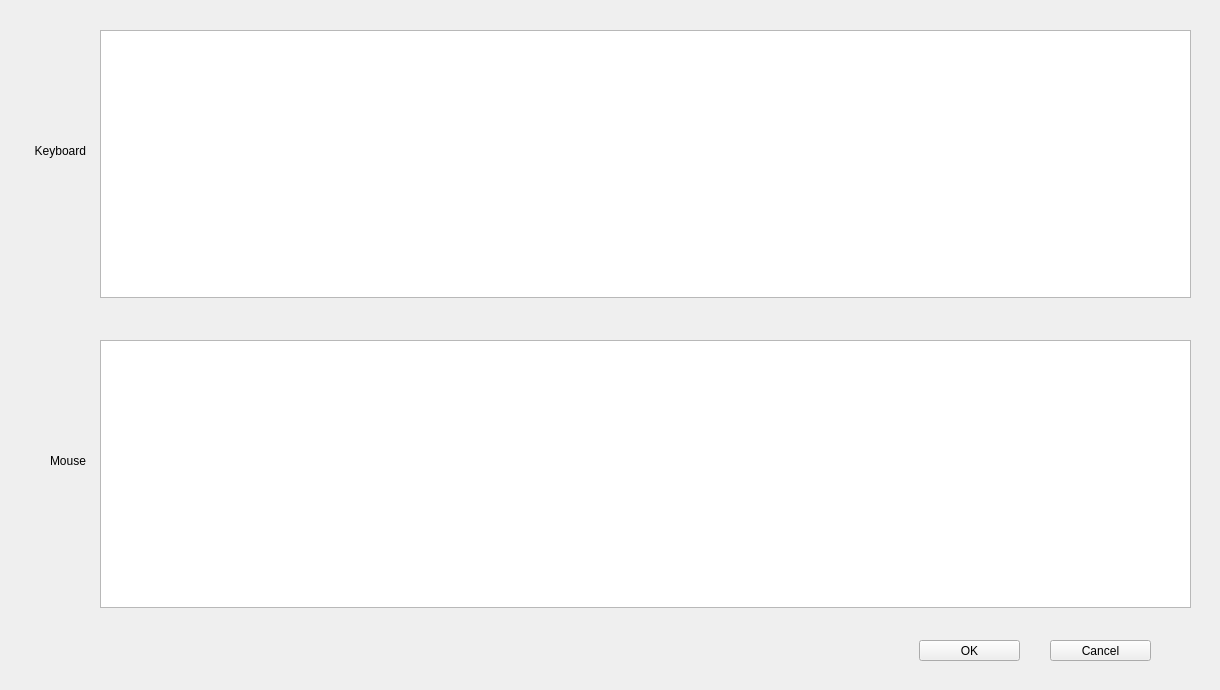
Zalafina/QKeyMapper, file QKeyMapper/qinputdevicelistwindow.ui: the form before one commit.
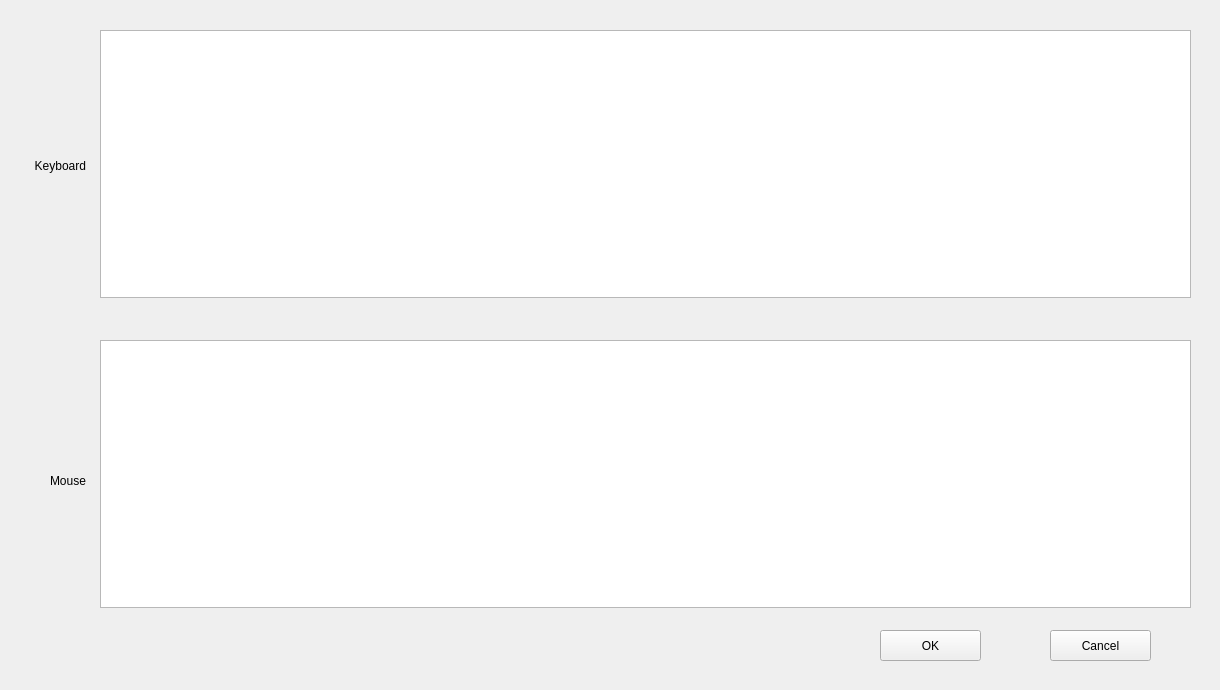
The form after the commit.

```diff
--- a/QKeyMapper/qinputdevicelistwindow.ui
+++ b/QKeyMapper/qinputdevicelistwindow.ui
@@ -19,10 +19,10 @@
   <widget class="QPushButton" name="confirmButton">
    <property name="geometry">
     <rect>
-     <x>919</x>
-     <y>640</y>
+     <x>880</x>
+     <y>630</y>
      <width>101</width>
-     <height>21</height>
+     <height>31</height>
     </rect>
    </property>
    <property name="focusPolicy">
@@ -42,9 +42,9 @@
    <property name="geometry">
     <rect>
      <x>1050</x>
-     <y>640</y>
+     <y>630</y>
      <width>101</width>
-     <height>21</height>
+     <height>31</height>
     </rect>
    </property>
    <property name="focusPolicy">
@@ -81,7 +81,7 @@
    <property name="geometry">
     <rect>
      <x>5</x>
-     <y>140</y>
+     <y>155</y>
      <width>81</width>
      <height>22</height>
     </rect>
@@ -97,7 +97,7 @@
    <property name="geometry">
     <rect>
      <x>5</x>
-     <y>450</y>
+     <y>470</y>
      <width>81</width>
      <height>22</height>
     </rect>
```
